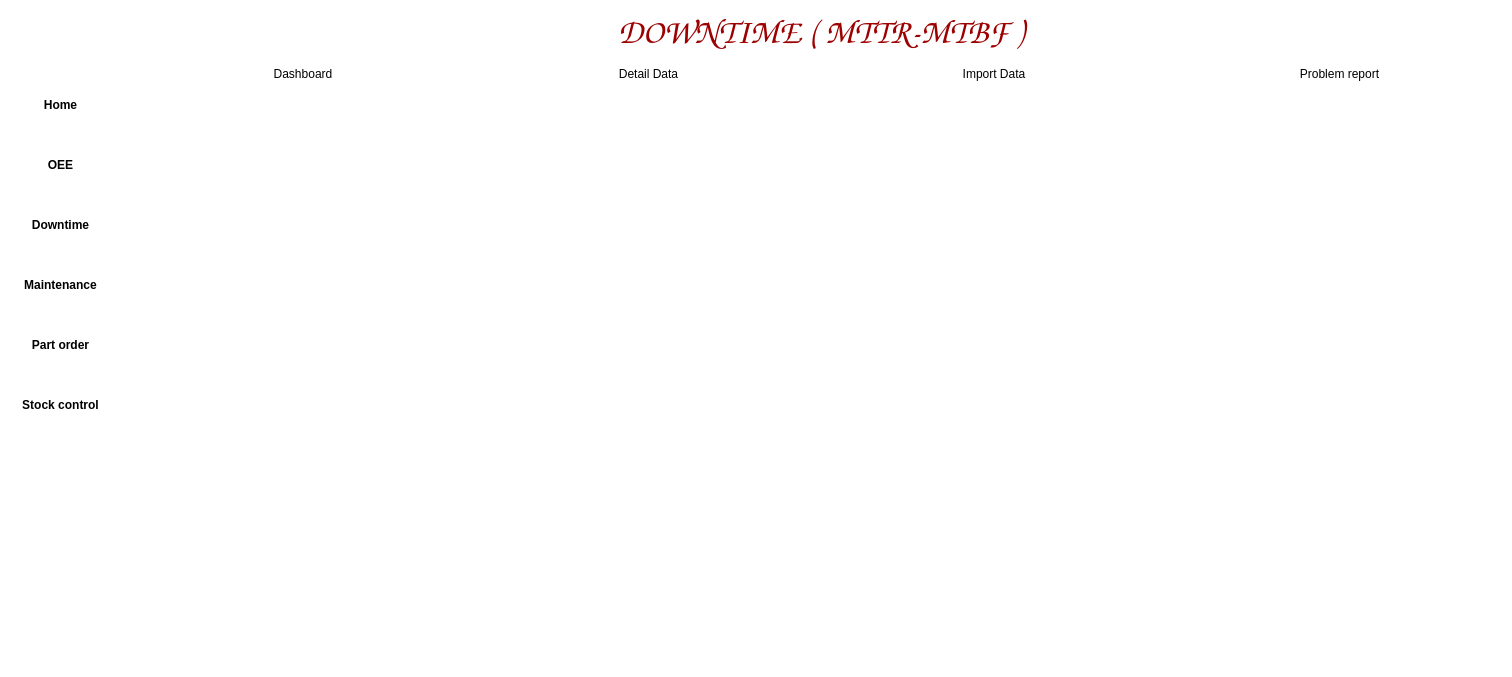
This is UI/UI_file/MainWindown.ui in PMS202/CMMSApp as Qt 5 draws it before an edit. The edited form follows.
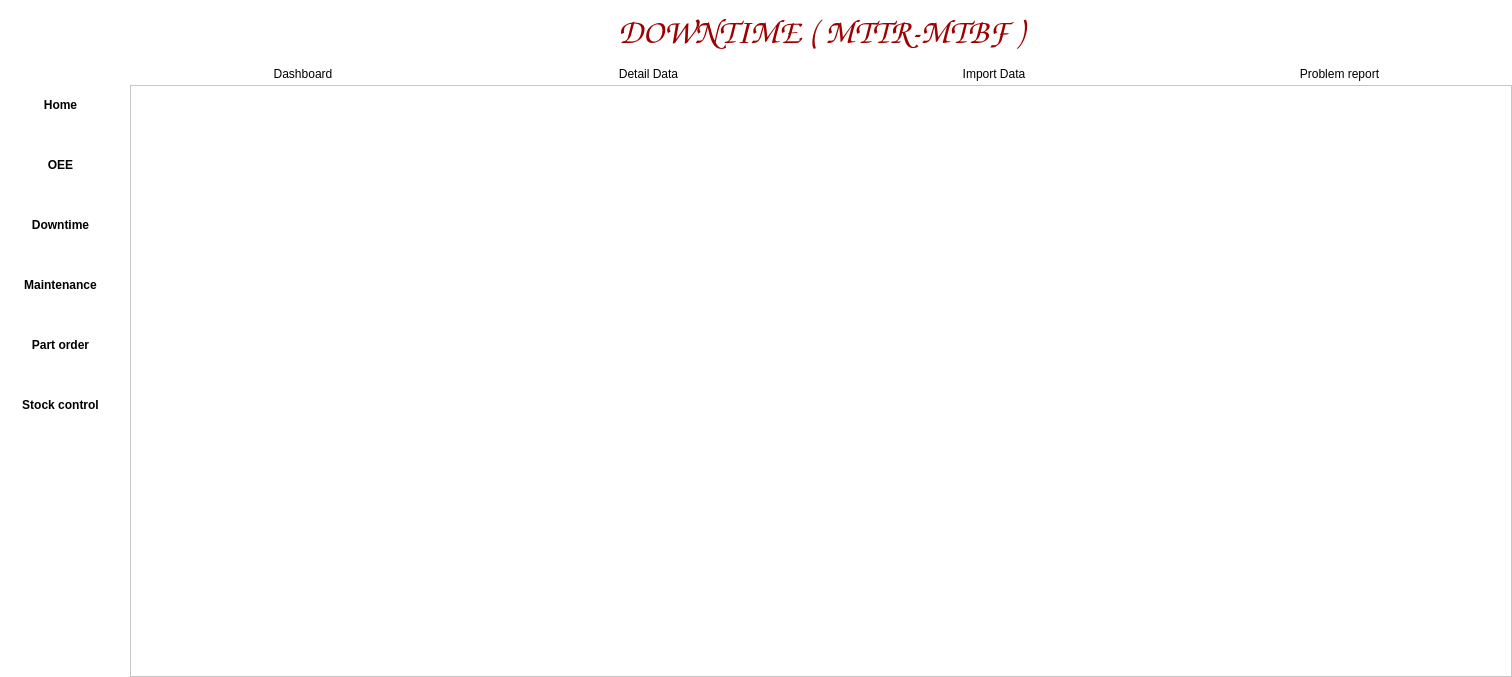
This is the edited form. The open tabs and pages were chosen to show the change. Icons and pictures are not drawn.

Diff of the .ui file:
```diff
--- a/UI/UI_file/MainWindown.ui
+++ b/UI/UI_file/MainWindown.ui
@@ -2032,7 +2032,35 @@
                </item>
               </layout>
              </widget>
-             <widget class="QWidget" name="DT_detail_data_page"/>
+             <widget class="QWidget" name="DT_detail_data_page">
+              <layout class="QVBoxLayout" name="verticalLayout_55">
+               <property name="spacing">
+                <number>0</number>
+               </property>
+               <property name="leftMargin">
+                <number>0</number>
+               </property>
+               <property name="topMargin">
+                <number>0</number>
+               </property>
+               <property name="rightMargin">
+                <number>0</number>
+               </property>
+               <property name="bottomMargin">
+                <number>0</number>
+               </property>
+               <item>
+                <widget class="QFrame" name="frame_109">
+                 <property name="frameShape">
+                  <enum>QFrame::StyledPanel</enum>
+                 </property>
+                 <property name="frameShadow">
+                  <enum>QFrame::Raised</enum>
+                 </property>
+                </widget>
+               </item>
+              </layout>
+             </widget>
              <widget class="QWidget" name="DT_import_data_page">
               <layout class="QHBoxLayout" name="horizontalLayout_68">
                <property name="spacing">
```
Left out of the diff: 2 changed lines with no effect on the pictures.
